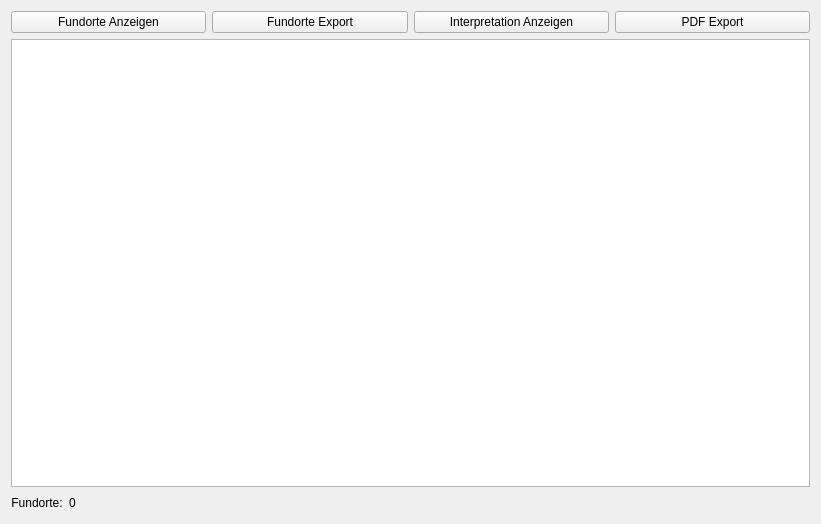
This is APIS/forms/apis_site_selection_list_form.ui in APIS-Luftbildarchiv/APIS as Qt 5 draws it before an edit. The edited form follows.
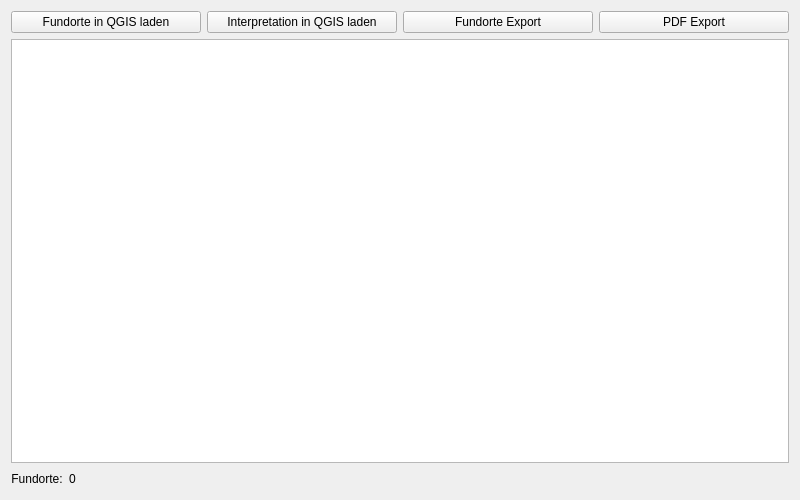
This is the edited form. Icons and pictures are not drawn.

```diff
--- a/APIS/forms/apis_site_selection_list_form.ui
+++ b/APIS/forms/apis_site_selection_list_form.ui
@@ -9,8 +9,8 @@
    <rect>
     <x>0</x>
     <y>0</y>
-    <width>821</width>
-    <height>524</height>
+    <width>800</width>
+    <height>500</height>
    </rect>
   </property>
   <property name="windowTitle">
@@ -25,7 +25,7 @@
         <bool>true</bool>
        </property>
        <property name="text">
-        <string>Fundorte Anzeigen</string>
+        <string>Fundorte in QGIS laden</string>
        </property>
        <property name="icon">
         <iconset resource="resource.qrc">
@@ -42,6 +42,29 @@
        </property>
       </widget>
      </item>
+     <item>
+      <widget class="QPushButton" name="uiViewInterpretationBtn">
+       <property name="enabled">
+        <bool>true</bool>
+       </property>
+       <property name="text">
+        <string>Interpretation in QGIS laden</string>
+       </property>
+       <property name="icon">
+        <iconset resource="resource.qrc">
+         <normaloff>:/plugins/APIS/icons/extractgps.png</normaloff>:/plugins/APIS/icons/extractgps.png</iconset>
+       </property>
+       <property name="iconSize">
+        <size>
+         <width>24</width>
+         <height>24</height>
+        </size>
+       </property>
+       <property name="autoDefault">
+        <bool>false</bool>
+       </property>
+      </widget>
+     </item>
      <item>
       <widget class="QPushButton" name="uiExportSitesBtn">
        <property name="enabled">
@@ -65,29 +88,6 @@
        </property>
       </widget>
      </item>
-     <item>
-      <widget class="QPushButton" name="uiViewInterpretationBtn">
-       <property name="enabled">
-        <bool>true</bool>
-       </property>
-       <property name="text">
-        <string>Interpretation Anzeigen</string>
-       </property>
-       <property name="icon">
-        <iconset resource="resource.qrc">
-         <normaloff>:/plugins/APIS/icons/extractgps.png</normaloff>:/plugins/APIS/icons/extractgps.png</iconset>
-       </property>
-       <property name="iconSize">
-        <size>
-         <width>24</width>
-         <height>24</height>
-        </size>
-       </property>
-       <property name="autoDefault">
-        <bool>false</bool>
-       </property>
-      </widget>
-     </item>
      <item>
       <widget class="QPushButton" name="uiExportListAsPdfBtn">
        <property name="text">
```
